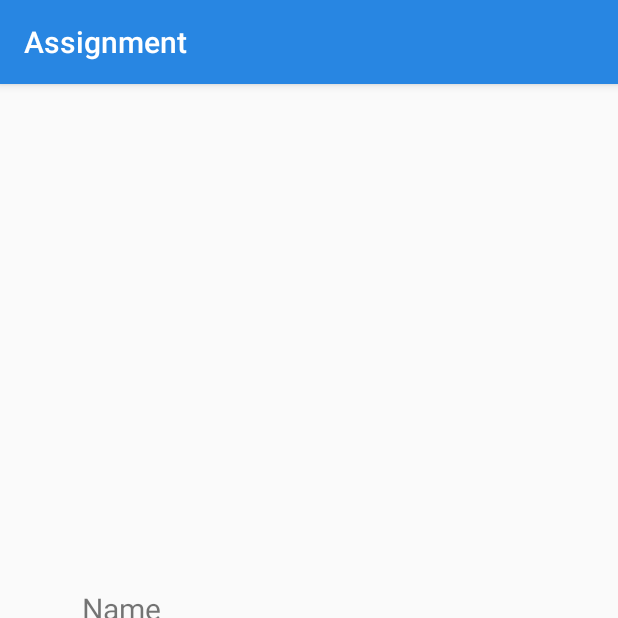
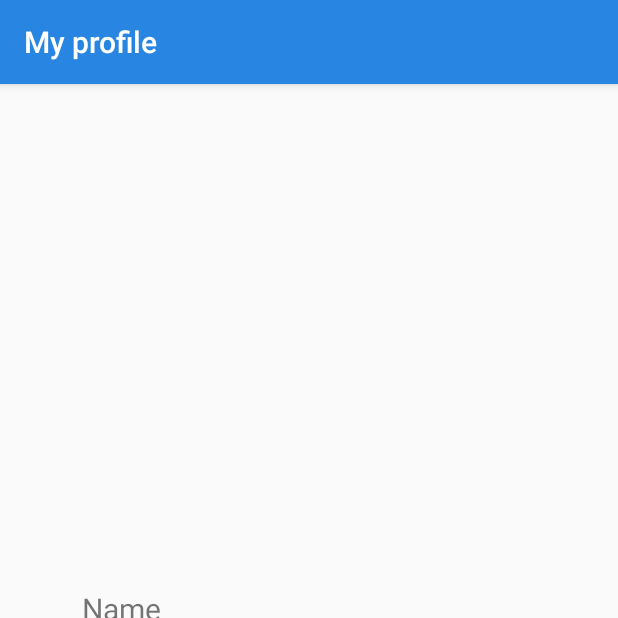
Before and after one commit to ssarahlu/Assignment, an Android app: the ProfileActivity screen opened directly, with no data from a screen before it, on a phone screen of 412 x 824 dp, the top half of it. Run offline under Robolectric (Android 15) with nearby library versions, the phone set to English and light mode, and no system bars; pictures from the network do not load.

```diff
--- a/app/src/main/AndroidManifest.xml
+++ b/app/src/main/AndroidManifest.xml
@@ -13,7 +13,7 @@
         android:roundIcon="@mipmap/ic_launcher_round"
         android:supportsRtl="true"
         android:theme="@style/AppTheme">
-        <activity android:name=".Main2Activity"></activity>
+        <activity android:name=".ProfileActivity"></activity>
         <activity android:name=".TopicsActivity" />
         <activity android:name=".TopicInformation" />
         <activity android:name=".SelectDifficulty" />
--- a/app/src/main/java/com/example/assignment/LoginActivity.java
+++ b/app/src/main/java/com/example/assignment/LoginActivity.java
@@ -37,22 +37,14 @@ public class LoginActivity extends AppCompatActivity {
 
         super.onCreate(savedInstanceState);
         setContentView(R.layout.activity_main);
-        //old
         button = findViewById(R.id.button);
-        //new
-//        email = findViewById(R.id.email);
         signIn = findViewById(R.id.sign_in_button);
-//        logout = findViewById(R.id.logout);
-//        enter = findViewById(R.id.enter);
-//        name = findViewById(R.id.name);
-
 
         button.setOnClickListener(new View.OnClickListener() {
             @Override
             public void onClick(View v) {
                 Intent intent = new Intent(getApplicationContext(), SelectDifficulty.class);
                 startActivity(intent);
-
             }
         });
 
@@ -64,7 +56,6 @@ public class LoginActivity extends AppCompatActivity {
                         signIn();
                         break;
                 }
-
             }
         });
 
@@ -73,7 +64,6 @@ public class LoginActivity extends AppCompatActivity {
                 .requestProfile()
                 .requestIdToken("748117709797-gpul3b7tr723u9rd54ol7s5bl1e5eq59.apps.googleusercontent.com")
                 .build();
-
         mGoogleSignInClient = GoogleSignIn.getClient(this, gso);
 
     }
@@ -90,8 +80,6 @@ public class LoginActivity extends AppCompatActivity {
 
         // Result returned from launching the Intent from GoogleSignInClient.getSignInIntent(...);
         if (requestCode == RC_SIGN_IN) {
-            // The Task returned from this call is always completed, no need to attach
-            // a listener.
             Task<GoogleSignInAccount> task = GoogleSignIn.getSignedInAccountFromIntent(data);
             handleSignInResult(task);
         }
@@ -101,19 +89,7 @@ public class LoginActivity extends AppCompatActivity {
         try {
             GoogleSignInAccount account = completedTask.getResult(ApiException.class);
 
-//            GoogleSignInAccount acct = GoogleSignIn.getLastSignedInAccount(this);
-//            Uri personPhoto = acct.getPhotoUrl();
-            Intent intent = new Intent(LoginActivity.this, Main2Activity.class);
-//            personPhoto = account.getPhotoUrl();
-//            Log.d(TAG, "handleSignInResult: " + personPhoto);
-//            Log.d(TAG, "handleSignInResult: " + account.getPhotoUrl());
-//            System.out.println(personPhoto);
-//
-//            if (acct != null) {
-//                System.out.println(personPhoto);
-//                intent.putExtra("pic", personPhoto);
-//
-//            }
+            Intent intent = new Intent(LoginActivity.this, ProfileActivity.class);
             startActivity(intent);
         } catch (ApiException e) {
             // The ApiException status code indicates the detailed failure reason.
@@ -121,21 +97,10 @@ public class LoginActivity extends AppCompatActivity {
         }
     }
 
-//
-//    private void handleSignInResult(Task<GoogleSignInAccount> completedTask) {
-//        try {
-//            GoogleSignInAccount account = completedTask.getResult(ApiException.class);
-//
-//            // Signed in successfully, show authenticated UI.
-//            updateUI(true);
-//        } catch (ApiException e) {
-//            // The ApiException status code indicates the detailed failure reason.
-//            // Please refer to the GoogleSignInStatusCodes class reference for more information.
-//            Log.w(TAG, "Error signInResult:failed code=" + e.getStatusCode());
-//            updateUI(false);
-//        }
-//    }
 
+    /**
+     * TODO for checking for existing signed in user
+     */
     //use this to check for existing signed in user
 //    @Override
 //    protected void onStart(){
--- a/app/src/main/java/com/example/assignment/Main2Activity.java
+++ b/app/src/main/java/com/example/assignment/ProfileActivity.java
@@ -4,7 +4,6 @@ import androidx.annotation.NonNull;
 import androidx.appcompat.app.AppCompatActivity;
 
 import android.content.Intent;
-import android.net.Uri;
 import android.os.Bundle;
 import android.view.View;
 import android.widget.Button;
@@ -17,10 +16,6 @@ import com.google.android.gms.auth.api.signin.GoogleSignInAccount;
 import com.bumptech.glide.Glide;
 import com.google.android.gms.auth.api.signin.GoogleSignInClient;
 import com.google.android.gms.auth.api.signin.GoogleSignInOptions;
-import com.google.android.gms.auth.api.signin.GoogleSignInResult;
-import com.google.android.gms.common.api.ApiException;
-import com.google.android.gms.common.api.GoogleApi;
-import com.google.android.gms.common.api.GoogleApiClient;
 import com.google.android.gms.tasks.OnCompleteListener;
 import com.google.android.gms.tasks.Task;
 
@@ -30,18 +25,18 @@ import com.google.android.gms.tasks.Task;
  * https://www.youtube.com/watch?v=t-yZUqthDMM
  */
 
-public class Main2Activity extends AppCompatActivity {
+public class ProfileActivity extends AppCompatActivity {
     private TextView name, email, id;
     private ImageView imageView;
     private Button signOut, button;
     GoogleSignInClient mGoogleSignInClient;
 
 
-
     @Override
     protected void onCreate(Bundle savedInstanceState) {
         super.onCreate(savedInstanceState);
-        setContentView(R.layout.activity_main2);
+        setContentView(R.layout.activity_profile);
+        setTitle("My profile");
         GoogleSignInOptions gso = new GoogleSignInOptions.Builder(GoogleSignInOptions.DEFAULT_SIGN_IN)
                 .requestEmail()
                 .requestProfile()
@@ -80,20 +75,14 @@ public class Main2Activity extends AppCompatActivity {
 
         GoogleSignInAccount acct = GoogleSignIn.getLastSignedInAccount(this);
         if (acct != null) {
-            Intent intent = getIntent();
             String personName = acct.getDisplayName();
             String personEmail = acct.getEmail();
             String personId = acct.getId();
-
             name.setText(personName);
-            System.out.println(acct.getPhotoUrl());
-
             email.setText(personEmail);
             id.setText(personId);
-
             Glide.with(this).load(String.valueOf(acct.getPhotoUrl())).into(imageView);
         }
-
 
     }
 
--- a/app/src/main/res/layout/activity_main2.xml
+++ b/app/src/main/res/layout/activity_profile.xml
@@ -4,7 +4,7 @@
     xmlns:tools="http://schemas.android.com/tools"
     android:layout_width="match_parent"
     android:layout_height="match_parent"
-    tools:context=".Main2Activity">
+    tools:context=".ProfileActivity">
 
     <ImageView
         android:id="@+id/imageView"
```
Also changed, not shown: app/src/main/java/com/example/assignment/TopicInformation.java (+67 -47 lines).
